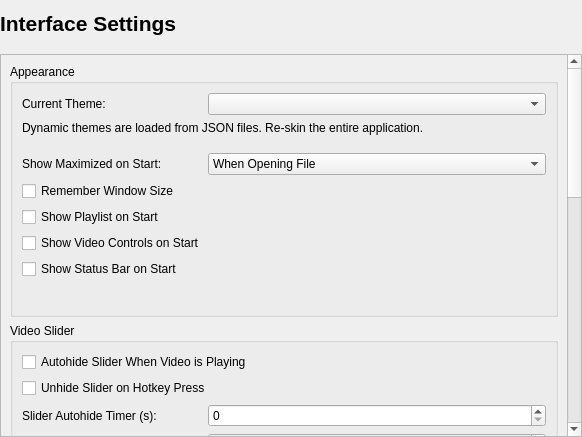
Before: the Qt Designer form src/forms/InterfaceSettings.ui in Hale-Software/Vura, drawn with Qt 5.
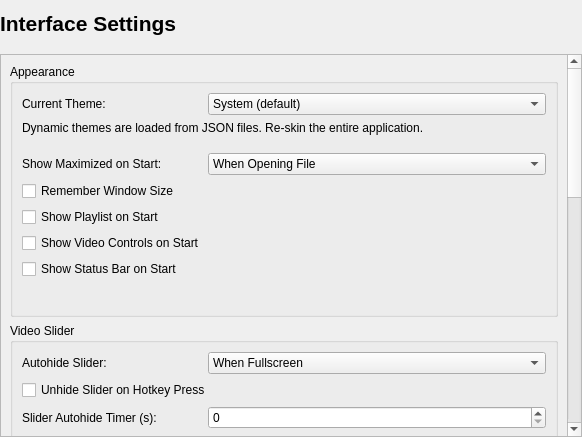
After: the same form once the commit is applied. Custom widgets are drawn as their Qt base class.

Diff of the .ui file:
```diff
--- a/src/forms/InterfaceSettings.ui
+++ b/src/forms/InterfaceSettings.ui
@@ -63,7 +63,7 @@
         <x>0</x>
         <y>0</y>
         <width>566</width>
-        <height>1194</height>
+        <height>1196</height>
        </rect>
       </property>
       <layout class="QVBoxLayout" name="verticalLayout_2">
@@ -81,7 +81,26 @@
            </widget>
           </item>
           <item row="0" column="1">
-           <widget class="ComboBoxIgnoreWheel" name="currentTheme"/>
+           <widget class="ComboBoxIgnoreWheel" name="currentTheme">
+            <property name="currentIndex">
+             <number>0</number>
+            </property>
+            <item>
+             <property name="text">
+              <string>System (default)</string>
+             </property>
+            </item>
+            <item>
+             <property name="text">
+              <string>Dark</string>
+             </property>
+            </item>
+            <item>
+             <property name="text">
+              <string>Light</string>
+             </property>
+            </item>
+           </widget>
           </item>
           <item row="1" column="0" colspan="2">
            <widget class="QLabel" name="label_3">
@@ -188,13 +207,40 @@
           <string>Video Slider</string>
          </property>
          <layout class="QFormLayout" name="formLayout_2">
-          <item row="0" column="0" colspan="2">
-           <widget class="QCheckBox" name="autohideSlider">
+          <item row="0" column="0">
+           <widget class="QLabel" name="label_28">
             <property name="text">
-             <string>Autohide Slider When Video is Playing</string>
+             <string>Autohide Slider:</string>
             </property>
            </widget>
           </item>
+          <item row="0" column="1">
+           <widget class="QComboBox" name="autohideSlider">
+            <property name="currentIndex">
+             <number>1</number>
+            </property>
+            <item>
+             <property name="text">
+              <string>Never</string>
+             </property>
+            </item>
+            <item>
+             <property name="text">
+              <string>When Fullscreen</string>
+             </property>
+            </item>
+            <item>
+             <property name="text">
+              <string>When Maximized</string>
+             </property>
+            </item>
+            <item>
+             <property name="text">
+              <string>Always</string>
+             </property>
+            </item>
+           </widget>
+          </item>
           <item row="1" column="0" colspan="2">
            <widget class="QCheckBox" name="unhideSliderOnHotkey">
             <property name="text">
```
Left out of the diff: 150 changed lines with no effect on the pictures.
